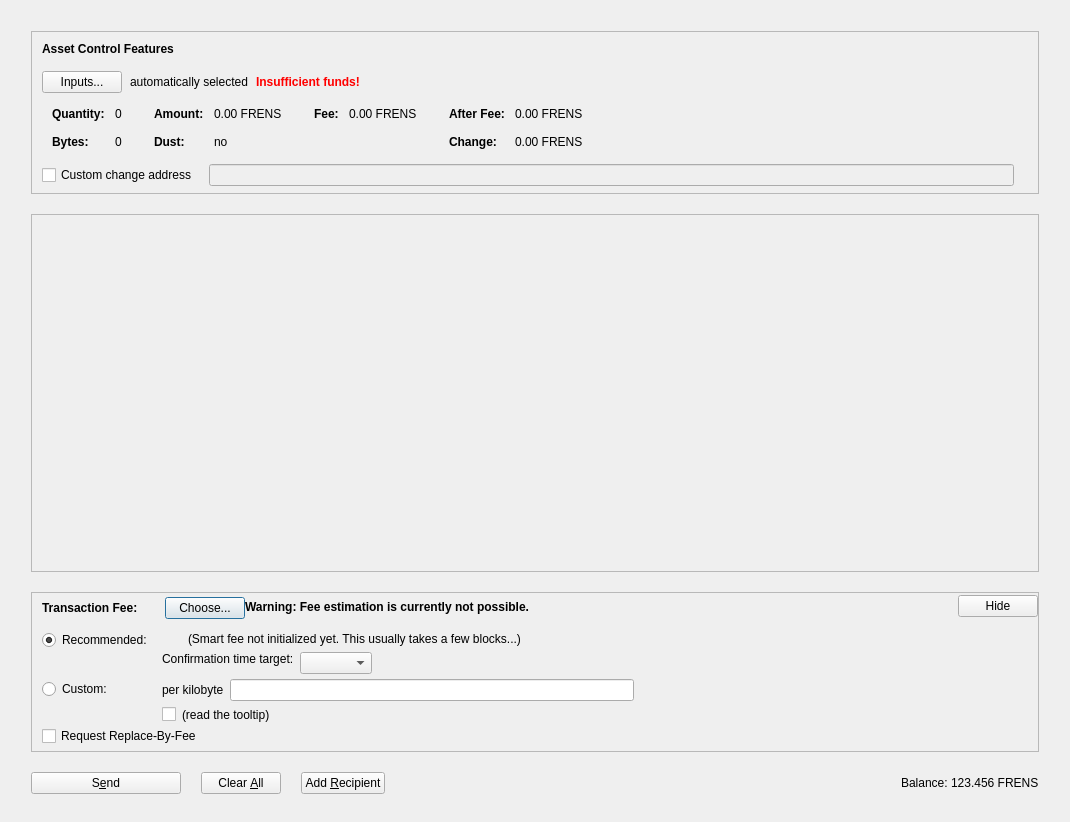
Old version of the form src/qt/forms/assetsdialog.ui in the repository gramtoco/friendcoin.
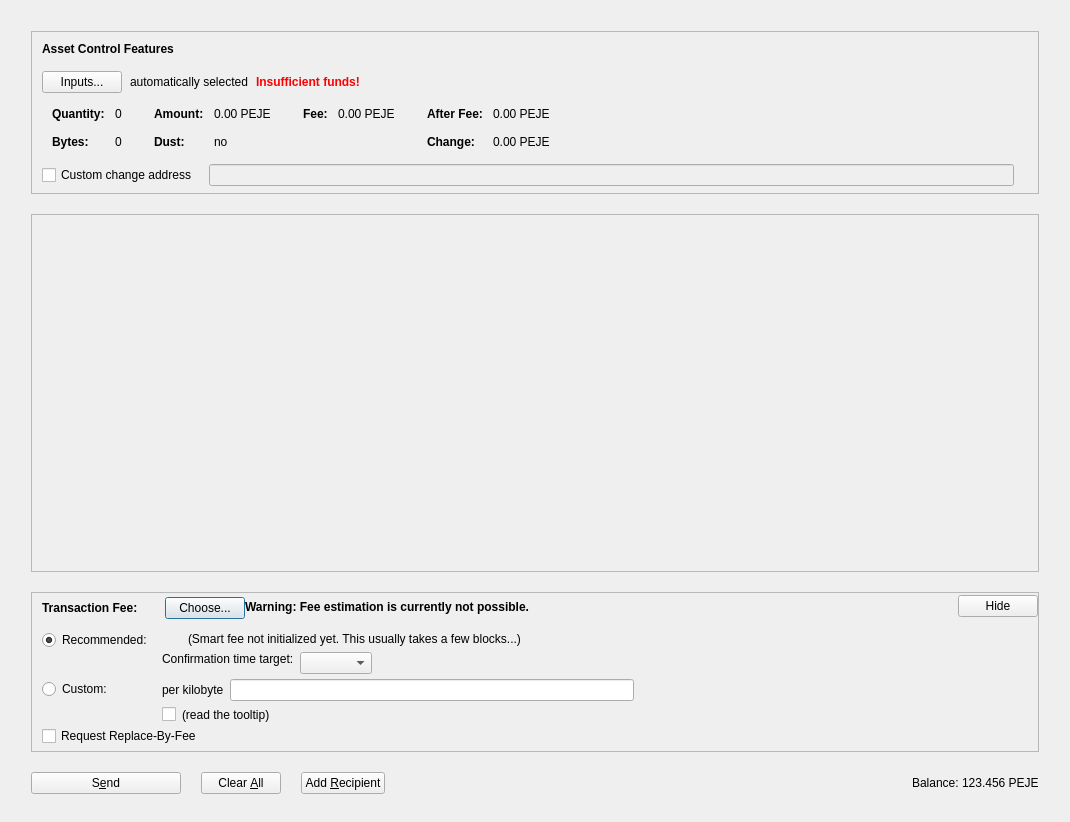
New version of the form. Icons and pictures are not drawn. Custom widgets are drawn as their Qt base class.

```diff
--- a/src/qt/forms/assetsdialog.ui
+++ b/src/qt/forms/assetsdialog.ui
@@ -341,7 +341,7 @@
                     <enum>Qt::ActionsContextMenu</enum>
                    </property>
                    <property name="text">
-                    <string notr="true">0.00 FRENS</string>
+                    <string notr="true">0.00 PEJE</string>
                    </property>
                    <property name="textInteractionFlags">
                     <set>Qt::LinksAccessibleByMouse|Qt::TextSelectableByKeyboard|Qt::TextSelectableByMouse</set>
@@ -421,7 +421,7 @@
                     <enum>Qt::ActionsContextMenu</enum>
                    </property>
                    <property name="text">
-                    <string notr="true">0.00 FRENS</string>
+                    <string notr="true">0.00 PEJE</string>
                    </property>
                    <property name="textInteractionFlags">
                     <set>Qt::LinksAccessibleByMouse|Qt::TextSelectableByKeyboard|Qt::TextSelectableByMouse</set>
@@ -472,7 +472,7 @@
                     <enum>Qt::ActionsContextMenu</enum>
                    </property>
                    <property name="text">
-                    <string notr="true">0.00 FRENS</string>
+                    <string notr="true">0.00 PEJE</string>
                    </property>
                    <property name="textInteractionFlags">
                     <set>Qt::LinksAccessibleByMouse|Qt::TextSelectableByKeyboard|Qt::TextSelectableByMouse</set>
@@ -501,7 +501,7 @@
                     <enum>Qt::ActionsContextMenu</enum>
                    </property>
                    <property name="text">
-                    <string notr="true">0.00 FRENS</string>
+                    <string notr="true">0.00 PEJE</string>
                    </property>
                    <property name="textInteractionFlags">
                     <set>Qt::LinksAccessibleByMouse|Qt::TextSelectableByKeyboard|Qt::TextSelectableByMouse</set>
@@ -1267,7 +1267,7 @@
             <cursorShape>IBeamCursor</cursorShape>
            </property>
            <property name="text">
-            <string notr="true">123.456 FRENS</string>
+            <string notr="true">123.456 PEJE</string>
            </property>
            <property name="textInteractionFlags">
             <set>Qt::LinksAccessibleByMouse|Qt::TextSelectableByKeyboard|Qt::TextSelectableByMouse</set>
```
Left out of the diff: 18 changed lines with no effect on the pictures.
